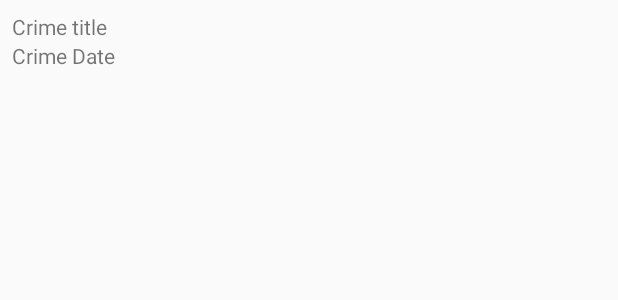
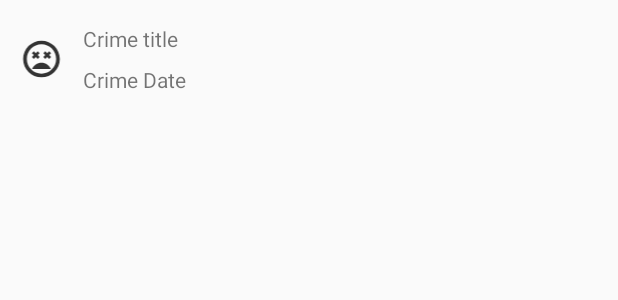
Before and after one commit to farvater11/CriminalIntent, an Android app: the layout list_item_crime.xml on its own in the app's theme, with its tools: preview values and no code run, on a phone screen of 412 x 824 dp. Shown: the top 300 px of the screen. Run offline under Robolectric (Android 15) with nearby library versions, the phone set to English and light mode, and no system bars.

Commit message:
chapter 9 done

```diff
--- a/app/src/main/java/com/example/farvater/criminalintent/Crime.java
+++ b/app/src/main/java/com/example/farvater/criminalintent/Crime.java
@@ -7,7 +7,7 @@ public class Crime {
     private UUID mID;
     private String mTitle;
     private Date mDate;
-    private boolean seriously;
+    private boolean mSeriously;
     private boolean mSolved;
 
     public Crime() {
@@ -44,10 +44,10 @@ public class Crime {
     }
 
     public boolean isSeriously() {
-        return seriously;
+        return mSeriously;
     }
 
     public void setSeriously(boolean seriously) {
-        this.seriously = seriously;
+        this.mSeriously = seriously;
     }
 }
--- a/app/src/main/java/com/example/farvater/criminalintent/CrimeLab.java
+++ b/app/src/main/java/com/example/farvater/criminalintent/CrimeLab.java
@@ -21,7 +21,7 @@ public class CrimeLab {
         for(int i = 0 ; i < 100 ; i++){
             Crime crime = new Crime();
             crime.setTitle("Crime #" + i);
-            crime.setSolved(i%2 == 0);
+            crime.setSolved(i%3 == 0);
             crime.setSeriously(i%2 == 0);
             mCrimes.add(crime);
         }
--- a/app/src/main/java/com/example/farvater/criminalintent/CrimeListFragment.java
+++ b/app/src/main/java/com/example/farvater/criminalintent/CrimeListFragment.java
@@ -13,6 +13,7 @@ import android.view.View;
 import android.view.ViewGroup;
 import android.widget.Button;
 import android.widget.ImageButton;
+import android.widget.ImageView;
 import android.widget.TextView;
 import android.widget.Toast;
 
@@ -49,11 +50,13 @@ public class CrimeListFragment extends Fragment {
         private TextView mDateTextView;
         private ImageButton mCallPoliceButton;
         private Crime mCrime;
+        private ImageView mSolvedImageView;
 
         public void bind(Crime crime){
             mCrime = crime;
             mTitleTextVIew.setText(mCrime.getTitle());
             mDateTextView.setText(mCrime.getDate().toString());
+            mSolvedImageView.setVisibility(crime.isSolved() ? View.VISIBLE : View.GONE);
         }
 
         public CrimeHolder(LayoutInflater inflater, ViewGroup parent){
@@ -61,7 +64,7 @@ public class CrimeListFragment extends Fragment {
 
             mTitleTextVIew = (TextView) itemView.findViewById(R.id.crime_title);
             mDateTextView = (TextView) itemView.findViewById(R.id.crime_date);
-
+            mSolvedImageView = (ImageView) itemView.findViewById(R.id.crime_solved);
             itemView.setOnClickListener(this);
         }
 
@@ -71,6 +74,7 @@ public class CrimeListFragment extends Fragment {
             mTitleTextVIew = (TextView) itemView.findViewById(R.id.crime_title);
             mDateTextView = (TextView) itemView.findViewById(R.id.crime_date);
             mCallPoliceButton = (ImageButton) itemView.findViewById(R.id.police_button);
+            mSolvedImageView = (ImageView) itemView.findViewById(R.id.crime_solved);
 
             itemView.setOnClickListener(this);
             mCallPoliceButton.setOnClickListener(this);
--- /dev/null
+++ b/app/src/main/res/drawable-anydpi/ic_solved.xml
@@ -0,0 +1,10 @@
+<vector xmlns:android="http://schemas.android.com/apk/res/android"
+    android:width="24dp"
+    android:height="24dp"
+    android:viewportWidth="24"
+    android:viewportHeight="24"
+    android:tint="#333333">
+    <path
+        android:fillColor="#FF000000"
+        android:pathData="M11.99,2C6.47,2 2,6.47 2,12s4.47,10 9.99,10S22,17.53 22,12 17.52,2 11.99,2zM12,20c-4.42,0 -8,-3.58 -8,-8s3.58,-8 8,-8 8,3.58 8,8 -3.58,8 -8,8zM16.18,7.76l-1.06,1.06 -1.06,-1.06L13,8.82l1.06,1.06L13,10.94 14.06,12l1.06,-1.06L16.18,12l1.06,-1.06 -1.06,-1.06 1.06,-1.06zM7.82,12l1.06,-1.06L9.94,12 11,10.94 9.94,9.88 11,8.82 9.94,7.76 8.88,8.82 7.82,7.76 6.76,8.82l1.06,1.06 -1.06,1.06zM12,14c-2.33,0 -4.31,1.46 -5.11,3.5h10.22c-0.8,-2.04 -2.78,-3.5 -5.11,-3.5z"/>
+</vector>
--- a/app/src/main/res/layout/list_item_crime.xml
+++ b/app/src/main/res/layout/list_item_crime.xml
@@ -1,18 +1,42 @@
 <?xml version="1.0" encoding="utf-8"?>
-<LinearLayout xmlns:android="http://schemas.android.com/apk/res/android"
-    android:orientation="vertical"
+<android.support.constraint.ConstraintLayout xmlns:android="http://schemas.android.com/apk/res/android"
+    xmlns:app="http://schemas.android.com/apk/res-auto"
+    xmlns:tools="http://schemas.android.com/tools"
+    android:id="@+id/linearLayout"
     android:layout_width="match_parent"
-    android:layout_height="wrap_content"
-    android:padding="8dp">
+    android:layout_height="wrap_content">
 
     <TextView
         android:id="@+id/crime_title"
-        android:layout_width="match_parent"
+        android:layout_width="wrap_content"
         android:layout_height="wrap_content"
-        android:text="Crime title"/>
+        android:layout_marginStart="8dp"
+        android:layout_marginTop="16dp"
+        android:text="Crime title"
+        app:layout_constraintStart_toEndOf="@+id/crime_solved"
+        app:layout_constraintTop_toTopOf="parent" />
+
     <TextView
         android:id="@+id/crime_date"
-        android:layout_width="match_parent"
+        android:layout_width="wrap_content"
         android:layout_height="wrap_content"
-        android:text="Crime Date"/>
-</LinearLayout>
+        android:layout_marginStart="8dp"
+        android:layout_marginTop="8dp"
+        android:layout_marginBottom="16dp"
+        android:text="Crime Date"
+        app:layout_constraintBottom_toBottomOf="parent"
+        app:layout_constraintStart_toEndOf="@+id/crime_solved"
+        app:layout_constraintTop_toBottomOf="@+id/crime_title" />
+
+    <ImageView
+        android:id="@+id/crime_solved"
+        android:layout_width="39dp"
+        android:layout_height="29dp"
+        android:layout_marginStart="8dp"
+        android:layout_marginTop="8dp"
+        android:layout_marginBottom="8dp"
+        app:layout_constraintBottom_toBottomOf="parent"
+        app:layout_constraintStart_toStartOf="parent"
+        app:layout_constraintTop_toTopOf="parent"
+        app:srcCompat="@drawable/ic_solved" />
+</android.support.constraint.ConstraintLayout>
```
Also changed, not shown: app/src/main/res/layout/list_item_crime_most_serious.xml (+18 -3 lines), app/src/main/res/drawable-hdpi/ic_solved.png (added), app/src/main/res/drawable-mdpi/ic_solved.png (added), app/src/main/res/drawable-xhdpi/ic_solved.png (added), app/src/main/res/drawable-xxhdpi/ic_solved.png (added).
